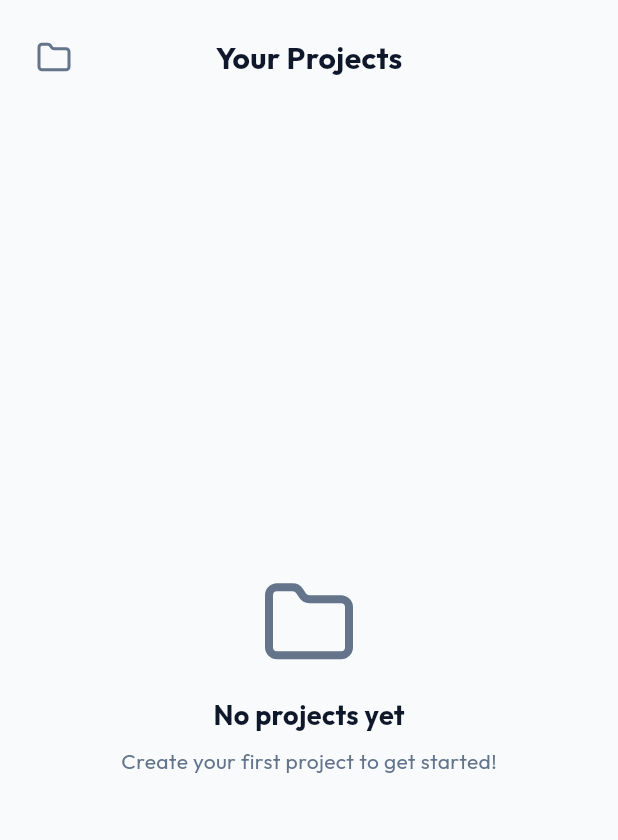
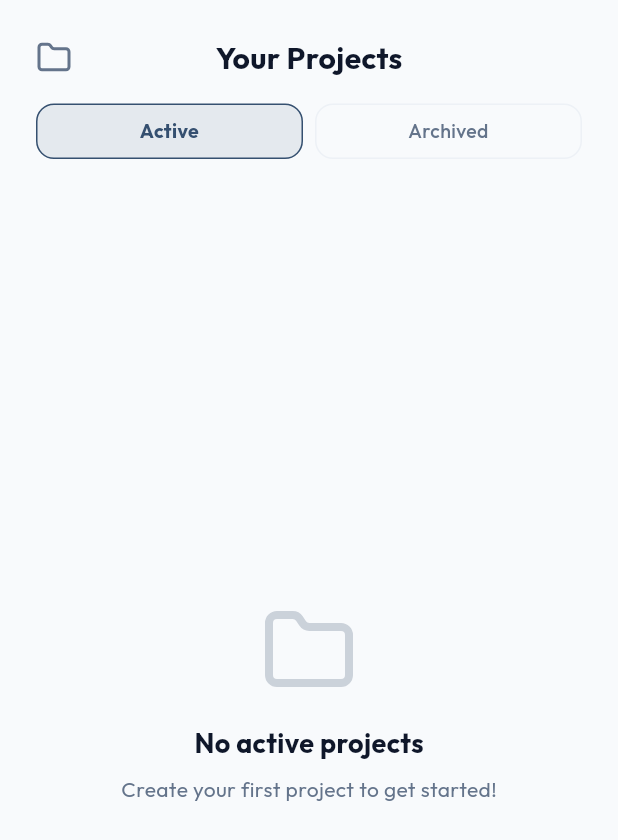
Before and after one commit to iver23/flowlife-mobile, a Flutter app: the ProjectsScreen screen opened directly, on a phone screen of 412 x 824 dp. Shown: the top 840 px of the screen. Run offline on Flutter 3.47's test engine with Material 3 defaults, Android fonts, the phone set to English and light mode, and no system bars; our stand-ins replace cloud_firestore, confetti, firebase_auth, firebase_core, fl_chart, flutter_local_notifications and 6 more; accounts and stored records are empty.

Commit message:
feat: Implement project archiving functionality including a new model field, notifier methods, UI toggles for viewing and editing, and swipe actions on project cards.

```diff
--- a/lib/data/models/models.dart
+++ b/lib/data/models/models.dart
@@ -134,6 +134,7 @@ class ProjectModel {
   final String icon;
   final Importance weight;
   final String? description;
+  final bool isArchived;
 
   ProjectModel({
     required this.id,
@@ -142,6 +143,7 @@ class ProjectModel {
     required this.icon,
     required this.weight,
     this.description,
+    this.isArchived = false,
   });
 
   Map<String, dynamic> toMap() {
@@ -152,6 +154,7 @@ class ProjectModel {
       'icon': icon,
       'weight': weight.value,
       'description': description,
+      'isArchived': isArchived,
     };
   }
 
@@ -163,6 +166,26 @@ class ProjectModel {
       icon: map['icon'] ?? 'work',
       weight: Importance.fromValue(map['weight'] ?? 1),
       description: map['description'],
+      isArchived: map['isArchived'] ?? false,
+    );
+  }
+
+  ProjectModel copyWith({
+    String? title,
+    String? color,
+    String? icon,
+    Importance? weight,
+    String? description,
+    bool? isArchived,
+  }) {
+    return ProjectModel(
+      id: id,
+      title: title ?? this.title,
+      color: color ?? this.color,
+      icon: icon ?? this.icon,
+      weight: weight ?? this.weight,
+      description: description ?? this.description,
+      isArchived: isArchived ?? this.isArchived,
     );
   }
 }
--- a/lib/presentation/screens/projects_screen.dart
+++ b/lib/presentation/screens/projects_screen.dart
@@ -8,11 +8,18 @@ import '../widgets/ui_components.dart';
 import 'project_detail_screen.dart';
 import '../widgets/project_edit_sheet.dart';
 
-class ProjectsScreen extends ConsumerWidget {
+class ProjectsScreen extends ConsumerStatefulWidget {
   const ProjectsScreen({super.key});
 
   @override
-  Widget build(BuildContext context, WidgetRef ref) {
+  ConsumerState<ProjectsScreen> createState() => _ProjectsScreenState();
+}
+
+class _ProjectsScreenState extends ConsumerState<ProjectsScreen> {
+  bool _showArchived = false;
+
+  @override
+  Widget build(BuildContext context) {
     final projectsAsync = ref.watch(projectNotifierProvider);
 
     return Scaffold(
@@ -20,22 +27,24 @@ class ProjectsScreen extends ConsumerWidget {
         child: Column(
           children: [
             _buildHeader(context),
+            _buildViewToggle(),
             Expanded(
               child: projectsAsync.when(
                 data: (projects) {
-                  if (projects.isEmpty) {
+                  final filteredProjects = projects.where((p) => p.isArchived == _showArchived).toList();
+
+                  if (filteredProjects.isEmpty) {
                     return _buildEmptyState();
                   }
 
                   // Sort projects by weight (importance) descending
-                  final sortedProjects = [...projects];
-                  sortedProjects.sort((a, b) => b.weight.value.compareTo(a.weight.value));
+                  filteredProjects.sort((a, b) => b.weight.value.compareTo(a.weight.value));
 
                   return ListView.builder(
-                    padding: const EdgeInsets.symmetric(horizontal: 24),
-                    itemCount: sortedProjects.length,
+                    padding: const EdgeInsets.symmetric(horizontal: 24, vertical: 8),
+                    itemCount: filteredProjects.length,
                     itemBuilder: (context, index) {
-                      final project = sortedProjects[index];
+                      final project = filteredProjects[index];
                       return Padding(
                         padding: const EdgeInsets.only(bottom: 16),
                         child: _buildProjectCard(context, project, ref),
@@ -53,9 +62,51 @@ class ProjectsScreen extends ConsumerWidget {
     );
   }
 
+  Widget _buildViewToggle() {
+    return Padding(
+      padding: const EdgeInsets.symmetric(horizontal: 24.0, vertical: 8.0),
+      child: Row(
+        children: [
+          _buildToggleItem("Active", !_showArchived),
+          const SizedBox(width: 8),
+          _buildToggleItem("Archived", _showArchived),
+        ],
+      ),
+    );
+  }
+
+  Widget _buildToggleItem(String label, bool isActive) {
+    return Expanded(
+      child: InkWell(
+        onTap: () => setState(() => _showArchived = label == "Archived"),
+        borderRadius: BorderRadius.circular(12),
+        child: Container(
+          padding: const EdgeInsets.symmetric(vertical: 8),
+          decoration: BoxDecoration(
+            color: isActive ? FlowColors.primary.withOpacity(0.1) : Colors.transparent,
+            borderRadius: BorderRadius.circular(12),
+            border: Border.all(
+              color: isActive ? FlowColors.primary : FlowColors.slate200.withOpacity(0.5),
+              width: 1,
+            ),
+          ),
+          child: Text(
+            label,
+            textAlign: TextAlign.center,
+            style: TextStyle(
+              fontSize: 13,
+              fontWeight: isActive ? FontWeight.bold : FontWeight.w500,
+              color: isActive ? FlowColors.primary : FlowColors.slate500,
+            ),
+          ),
+        ),
+      ),
+    );
+  }
+
   Widget _buildHeader(BuildContext context) {
     return const Padding(
-      padding: EdgeInsets.all(24.0),
+      padding: EdgeInsets.fromLTRB(24, 24, 24, 8),
       child: Row(
         mainAxisAlignment: MainAxisAlignment.spaceBetween,
         children: [
@@ -75,7 +126,29 @@ class ProjectsScreen extends ConsumerWidget {
   }
 
   Widget _buildProjectCard(BuildContext context, ProjectModel project, WidgetRef ref) {
-    return FlowCard(
+    return Dismissible(
+      key: Key(project.id),
+      direction: DismissDirection.endToStart,
+      background: Container(
+        alignment: Alignment.centerRight,
+        padding: const EdgeInsets.only(right: 20),
+        decoration: BoxDecoration(
+          color: project.isArchived ? Colors.green : Colors.amber,
+          borderRadius: BorderRadius.circular(24),
+        ),
+        child: Icon(
+          project.isArchived ? LucideIcons.refreshCcw : LucideIcons.archive,
+          color: Colors.white,
+        ),
+      ),
+      onDismissed: (_) {
+        if (project.isArchived) {
+          ref.read(projectNotifierProvider.notifier).unarchiveProject(project);
+        } else {
+          ref.read(projectNotifierProvider.notifier).archiveProject(project);
+        }
+      },
+      child: FlowCard(
         onTap: () {
           Navigator.push(
             context,
@@ -126,6 +199,7 @@ class ProjectsScreen extends ConsumerWidget {
             ),
           ],
         ),
+      ),
     );
   }
 
@@ -149,11 +223,19 @@ class ProjectsScreen extends ConsumerWidget {
       child: Column(
         mainAxisAlignment: MainAxisAlignment.center,
         children: [
-          const Icon(LucideIcons.folder, size: 64, color: FlowColors.slate500),
+          Icon(LucideIcons.folder, size: 64, color: FlowColors.slate500.withOpacity(0.3)),
           const SizedBox(height: 16),
-          const Text('No projects yet', style: TextStyle(fontSize: 18, fontWeight: FontWeight.bold)),
+          Text(
+            _showArchived ? 'No archived projects' : 'No active projects',
+            style: const TextStyle(fontSize: 18, fontWeight: FontWeight.bold),
+          ),
           const SizedBox(height: 8),
-          const Text('Create your first project to get started!', style: TextStyle(color: FlowColors.slate500)),
+          Text(
+            _showArchived
+                ? 'Your archived projects will appear here.'
+                : 'Create your first project to get started!',
+            style: const TextStyle(color: FlowColors.slate500),
+          ),
         ],
       ),
     );
```
Also changed, not shown: lib/core/project_notifier.dart (+8 -0 lines), lib/presentation/widgets/project_edit_sheet.dart (+17 -2 lines). Lines whose indentation alone changed are shown as unchanged.
